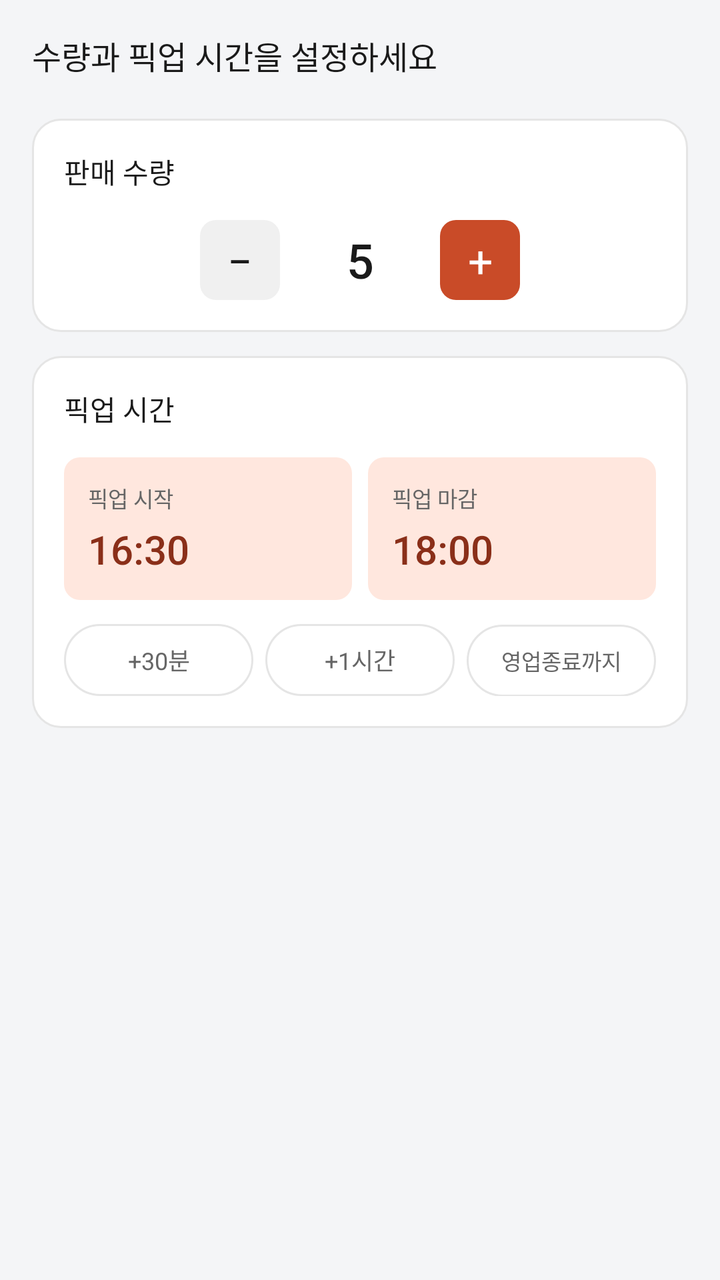
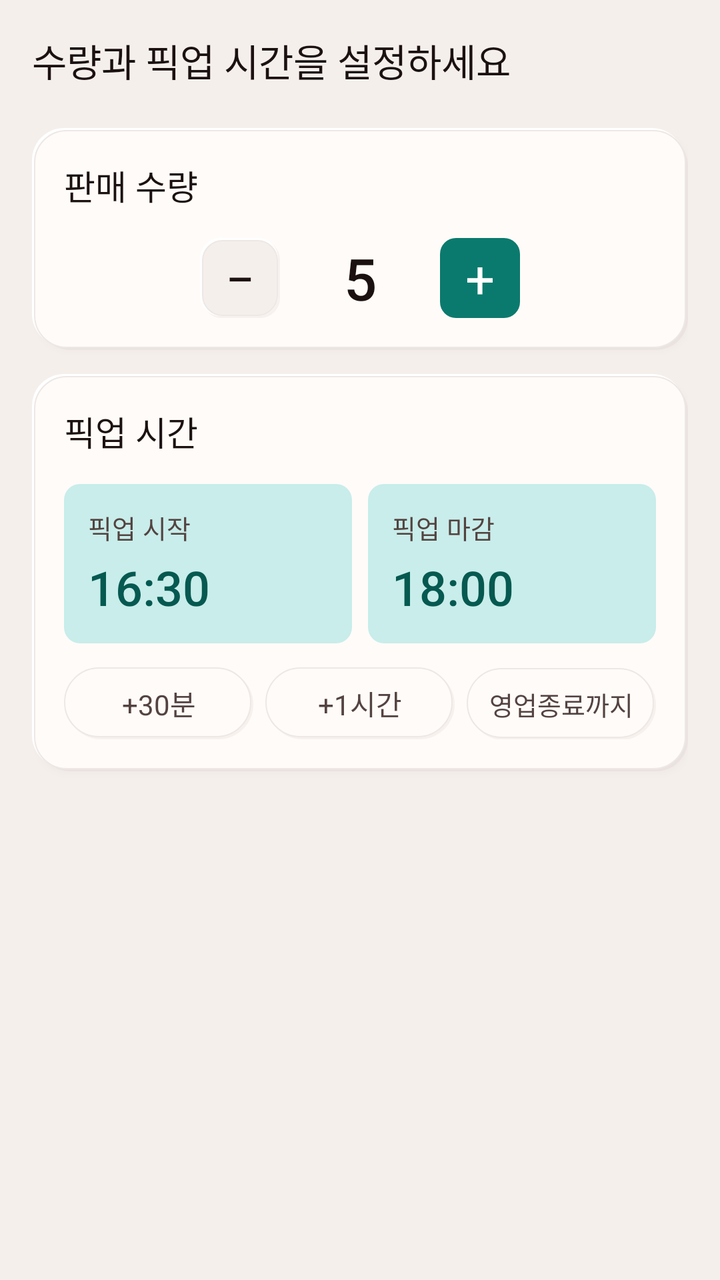

Before-and-after screenshots of an Android layout around one commit, followed by the original layout XML and the change that was made.
<!-- AndroidManifest.xml: application theme Theme.Deuktemsiru_seller -->
<!-- res/layout/step3_quantity_time.xml -->
<?xml version="1.0" encoding="utf-8"?>

<androidx.core.widget.NestedScrollView
    xmlns:android="http://schemas.android.com/apk/res/android"
    android:layout_width="match_parent"
    android:layout_height="match_parent"
    android:background="@color/surface">

    <LinearLayout
        android:layout_width="match_parent"
        android:layout_height="wrap_content"
        android:orientation="vertical"
        android:padding="16dp">

        <TextView
            android:layout_width="wrap_content"
            android:layout_height="wrap_content"
            android:text="수량과 픽업 시간을 설정하세요"
            android:textSize="16sp"
            android:textColor="@color/text"
            android:fontFamily="sans-serif-medium"
            android:layout_marginBottom="20dp" />

        
        <LinearLayout
            android:layout_width="match_parent"
            android:layout_height="wrap_content"
            android:orientation="vertical"
            android:background="@drawable/bg_card_white"
            android:padding="16dp"
            android:layout_marginBottom="12dp">

            <TextView
                android:layout_width="wrap_content"
                android:layout_height="wrap_content"
                android:text="판매 수량"
                android:textSize="14sp"
                android:textColor="@color/text"
                android:fontFamily="sans-serif-medium"
                android:layout_marginBottom="14dp" />

            <LinearLayout
                android:layout_width="match_parent"
                android:layout_height="wrap_content"
                android:orientation="horizontal"
                android:gravity="center">

                <TextView
                    android:id="@+id/btn_qty_minus"
                    android:layout_width="40dp"
                    android:layout_height="40dp"
                    android:gravity="center"
                    android:text="−"
                    android:textSize="22sp"
                    android:textColor="@color/text"
                    android:background="@drawable/bg_rounded_muted"
                    android:clickable="true"
                    android:focusable="true" />

                <TextView
                    android:id="@+id/tv_quantity"
                    android:layout_width="80dp"
                    android:layout_height="wrap_content"
                    android:gravity="center"
                    android:text="5"
                    android:textSize="24sp"
                    android:textColor="@color/text"
                    android:fontFamily="sans-serif-medium" />

                <TextView
                    android:id="@+id/btn_qty_plus"
                    android:layout_width="40dp"
                    android:layout_height="40dp"
                    android:gravity="center"
                    android:text="+"
                    android:textSize="22sp"
                    android:textColor="@color/white"
                    android:background="@drawable/bg_rounded_primary"
                    android:clickable="true"
                    android:focusable="true" />

            </LinearLayout>

        </LinearLayout>

        
        <LinearLayout
            android:layout_width="match_parent"
            android:layout_height="wrap_content"
            android:orientation="vertical"
            android:background="@drawable/bg_card_white"
            android:padding="16dp"
            android:layout_marginBottom="12dp">

            <TextView
                android:layout_width="wrap_content"
                android:layout_height="wrap_content"
                android:text="픽업 시간"
                android:textSize="14sp"
                android:textColor="@color/text"
                android:fontFamily="sans-serif-medium"
                android:layout_marginBottom="14dp" />

            
            <LinearLayout
                android:layout_width="match_parent"
                android:layout_height="wrap_content"
                android:orientation="horizontal"
                android:layout_marginBottom="12dp">

                <LinearLayout
                    android:id="@+id/container_pickup_start"
                    android:layout_width="0dp"
                    android:layout_height="wrap_content"
                    android:layout_weight="1"
                    android:orientation="vertical"
                    android:background="@drawable/bg_rounded_primary_light"
                    android:padding="12dp"
                    android:layout_marginEnd="8dp">

                    <TextView
                        android:id="@+id/tv_pickup_start"
                        android:layout_width="wrap_content"
                        android:layout_height="wrap_content"
                        android:text="픽업 시작"
                        android:textSize="11sp"
                        android:textColor="@color/text_sub" />

                    <TextView
                        android:layout_width="wrap_content"
                        android:layout_height="wrap_content"
                        android:text="16:30"
                        android:textSize="20sp"
                        android:textColor="@color/primary_dark"
                        android:fontFamily="sans-serif-medium"
                        android:layout_marginTop="4dp" />

                </LinearLayout>

                <LinearLayout
                    android:id="@+id/container_pickup_end"
                    android:layout_width="0dp"
                    android:layout_height="wrap_content"
                    android:layout_weight="1"
                    android:orientation="vertical"
                    android:background="@drawable/bg_rounded_primary_light"
                    android:padding="12dp">

                    <TextView
                        android:id="@+id/tv_pickup_end"
                        android:layout_width="wrap_content"
                        android:layout_height="wrap_content"
                        android:text="픽업 마감"
                        android:textSize="11sp"
                        android:textColor="@color/text_sub" />

                    <TextView
                        android:layout_width="wrap_content"
                        android:layout_height="wrap_content"
                        android:text="18:00"
                        android:textSize="20sp"
                        android:textColor="@color/primary_dark"
                        android:fontFamily="sans-serif-medium"
                        android:layout_marginTop="4dp" />

                </LinearLayout>

            </LinearLayout>

            
            <LinearLayout
                android:layout_width="match_parent"
                android:layout_height="wrap_content"
                android:orientation="horizontal">

                <TextView
                    android:id="@+id/chip_30min"
                    android:layout_width="0dp"
                    android:layout_height="36dp"
                    android:layout_weight="1"
                    android:gravity="center"
                    android:text="+30분"
                    android:textSize="12sp"
                    android:textColor="@color/text_sub"
                    android:background="@drawable/bg_chip_unselected"
                    android:layout_marginEnd="6dp"
                    android:clickable="true"
                    android:focusable="true" />

                <TextView
                    android:id="@+id/chip_1hour"
                    android:layout_width="0dp"
                    android:layout_height="36dp"
                    android:layout_weight="1"
                    android:gravity="center"
                    android:text="+1시간"
                    android:textSize="12sp"
                    android:textColor="@color/text_sub"
                    android:background="@drawable/bg_chip_unselected"
                    android:layout_marginEnd="6dp"
                    android:clickable="true"
                    android:focusable="true" />

                <TextView
                    android:id="@+id/chip_until_close"
                    android:layout_width="0dp"
                    android:layout_height="36dp"
                    android:layout_weight="1"
                    android:gravity="center"
                    android:text="영업종료까지"
                    android:textSize="11sp"
                    android:textColor="@color/text_sub"
                    android:background="@drawable/bg_chip_unselected"
                    android:clickable="true"
                    android:focusable="true" />

            </LinearLayout>

        </LinearLayout>

    </LinearLayout>

</androidx.core.widget.NestedScrollView>
<!-- resources referenced by this layout -->
<resources>
  <color name="primary_dark">#FF8A2F19</color>
  <color name="surface">#FFF4F5F7</color>
  <color name="text">#FF1A1A1A</color>
  <color name="text_sub">#FF666666</color>
  <color name="white">#FFFFFFFF</color>
  <!-- drawable bg_card_white (drawable) -->
  <?xml version="1.0" encoding="utf-8"?>
  
  <shape xmlns:android="http://schemas.android.com/apk/res/android"
      android:shape="rectangle">
      <solid android:color="#FFFFFF" />
      <stroke android:width="1dp" android:color="#E5E5E5" />
      <corners android:radius="14dp" />
  </shape>
  <!-- drawable bg_chip_unselected (drawable) -->
  <?xml version="1.0" encoding="utf-8"?>
  
  <shape xmlns:android="http://schemas.android.com/apk/res/android"
      android:shape="rectangle">
      <solid android:color="#FFFFFF" />
      <stroke android:width="1dp" android:color="#E5E5E5" />
      <corners android:radius="20dp" />
  </shape>
  <!-- drawable bg_rounded_muted (drawable) -->
  <?xml version="1.0" encoding="utf-8"?>
  
  <shape xmlns:android="http://schemas.android.com/apk/res/android"
      android:shape="rectangle">
      <solid android:color="#F0F0F0" />
      <corners android:radius="8dp" />
  </shape>
  <style name="Theme.Deuktemsiru_seller" parent="Base.Theme.Deuktemsiru_seller" />
  <color name="primary">#FFC94B28</color>
  <color name="primary_light">#FFFFE7DE</color>
  <style name="Base.Theme.Deuktemsiru_seller" parent="Theme.Material3.Light.NoActionBar">
          <item name="colorPrimary">@color/primary</item>
          <item name="colorPrimaryVariant">@color/primary_dark</item>
          <item name="colorOnPrimary">@color/white</item>
          <item name="colorSurface">@color/surface</item>
          <item name="android:colorBackground">@color/surface</item>
          <item name="android:fontFamily">sans-serif</item>
          <item name="bottomNavigationStyle">@style/Widget.App.BottomNav</item>
      </style>
  <!-- unchanged entries left out for length: 4 -->
</resources>

<!-- the commit's change to res/layout/step3_quantity_time.xml (unified diff, before → after) -->
@@ -16,7 +16,7 @@
             android:layout_width="wrap_content"
             android:layout_height="wrap_content"
             android:text="수량과 픽업 시간을 설정하세요"
-            android:textSize="16sp"
+            android:textSize="19sp"
             android:textColor="@color/text"
             android:fontFamily="sans-serif-medium"
             android:layout_marginBottom="20dp" />
@@ -27,6 +27,7 @@
             android:layout_height="wrap_content"
             android:orientation="vertical"
             android:background="@drawable/bg_card_white"
+    android:elevation="2dp"
             android:padding="16dp"
             android:layout_marginBottom="12dp">
 
@@ -34,7 +35,7 @@
                 android:layout_width="wrap_content"
                 android:layout_height="wrap_content"
                 android:text="판매 수량"
-                android:textSize="14sp"
+                android:textSize="17sp"
                 android:textColor="@color/text"
                 android:fontFamily="sans-serif-medium"
                 android:layout_marginBottom="14dp" />
@@ -51,7 +52,7 @@
                     android:layout_height="40dp"
                     android:gravity="center"
                     android:text="−"
-                    android:textSize="22sp"
+                    android:textSize="26sp"
                     android:textColor="@color/text"
                     android:background="@drawable/bg_rounded_muted"
                     android:clickable="true"
@@ -63,7 +64,7 @@
                     android:layout_height="wrap_content"
                     android:gravity="center"
                     android:text="5"
-                    android:textSize="24sp"
+                    android:textSize="29sp"
                     android:textColor="@color/text"
                     android:fontFamily="sans-serif-medium" />
 
@@ -73,7 +74,7 @@
                     android:layout_height="40dp"
                     android:gravity="center"
                     android:text="+"
-                    android:textSize="22sp"
+                    android:textSize="26sp"
                     android:textColor="@color/white"
                     android:background="@drawable/bg_rounded_primary"
                     android:clickable="true"
@@ -89,6 +90,7 @@
             android:layout_height="wrap_content"
             android:orientation="vertical"
             android:background="@drawable/bg_card_white"
+    android:elevation="2dp"
             android:padding="16dp"
             android:layout_marginBottom="12dp">
 
@@ -96,7 +98,7 @@
                 android:layout_width="wrap_content"
                 android:layout_height="wrap_content"
                 android:text="픽업 시간"
-                android:textSize="14sp"
+                android:textSize="17sp"
                 android:textColor="@color/text"
                 android:fontFamily="sans-serif-medium"
                 android:layout_marginBottom="14dp" />
@@ -123,14 +125,14 @@
                         android:layout_width="wrap_content"
                         android:layout_height="wrap_content"
                         android:text="픽업 시작"
-                        android:textSize="11sp"
+                        android:textSize="13sp"
                         android:textColor="@color/text_sub" />
 
                     <TextView
                         android:layout_width="wrap_content"
                         android:layout_height="wrap_content"
                         android:text="16:30"
-                        android:textSize="20sp"
+                        android:textSize="24sp"
                         android:textColor="@color/primary_dark"
                         android:fontFamily="sans-serif-medium"
                         android:layout_marginTop="4dp" />
@@ -151,14 +153,14 @@
                         android:layout_width="wrap_content"
                         android:layout_height="wrap_content"
                         android:text="픽업 마감"
-                        android:textSize="11sp"
+                        android:textSize="13sp"
                         android:textColor="@color/text_sub" />
 
                     <TextView
                         android:layout_width="wrap_content"
                         android:layout_height="wrap_content"
                         android:text="18:00"
-                        android:textSize="20sp"
+                        android:textSize="24sp"
                         android:textColor="@color/primary_dark"
                         android:fontFamily="sans-serif-medium"
                         android:layout_marginTop="4dp" />
@@ -180,7 +182,7 @@
                     android:layout_weight="1"
                     android:gravity="center"
                     android:text="+30분"
-                    android:textSize="12sp"
+                    android:textSize="14sp"
                     android:textColor="@color/text_sub"
                     android:background="@drawable/bg_chip_unselected"
                     android:layout_marginEnd="6dp"
@@ -194,7 +196,7 @@
                     android:layout_weight="1"
                     android:gravity="center"
                     android:text="+1시간"
-                    android:textSize="12sp"
+                    android:textSize="14sp"
                     android:textColor="@color/text_sub"
                     android:background="@drawable/bg_chip_unselected"
                     android:layout_marginEnd="6dp"
@@ -208,7 +210,7 @@
                     android:layout_weight="1"
                     android:gravity="center"
                     android:text="영업종료까지"
-                    android:textSize="11sp"
+                    android:textSize="13sp"
                     android:textColor="@color/text_sub"
                     android:background="@drawable/bg_chip_unselected"
                     android:clickable="true"
<!-- resource entries referenced after the edit -->
@@ -1,39 +1,80 @@
 <!-- resources referenced by this layout -->
 <resources>
-  <color name="primary_dark">#FF8A2F19</color>
-  <color name="surface">#FFF4F5F7</color>
-  <color name="text">#FF1A1A1A</color>
-  <color name="text_sub">#FF666666</color>
+  <color name="primary_dark">#065950</color>
+  <color name="surface">#FFF5EFEC</color>
+  <color name="text">#FF1A1110</color>
+  <color name="text_sub">#FF534341</color>
   <color name="white">#FFFFFFFF</color>
   <!-- drawable bg_card_white (drawable) -->
   <?xml version="1.0" encoding="utf-8"?>
-  
-  <shape xmlns:android="http://schemas.android.com/apk/res/android"
-      android:shape="rectangle">
-      <solid android:color="#FFFFFF" />
-      <stroke android:width="1dp" android:color="#E5E5E5" />
-      <corners android:radius="14dp" />
-  </shape>
+  <layer-list xmlns:android="http://schemas.android.com/apk/res/android">
+      <item android:left="3dp" android:top="3dp">
+          <shape android:shape="rectangle">
+              <solid android:color="@color/neu_shadow" />
+              <corners android:radius="16dp" />
+          </shape>
+      </item>
+      <item android:right="2dp" android:bottom="2dp">
+          <shape android:shape="rectangle">
+              <solid android:color="@color/neu_highlight" />
+              <corners android:radius="16dp" />
+          </shape>
+      </item>
+      <item android:left="1dp" android:top="1dp" android:right="1dp" android:bottom="1dp">
+          <shape android:shape="rectangle">
+              <solid android:color="@color/surface_alt" />
+              <stroke android:width="0.5dp" android:color="@color/border_light" />
+              <corners android:radius="16dp" />
+          </shape>
+      </item>
+  </layer-list>
   <!-- drawable bg_chip_unselected (drawable) -->
   <?xml version="1.0" encoding="utf-8"?>
-  
-  <shape xmlns:android="http://schemas.android.com/apk/res/android"
-      android:shape="rectangle">
-      <solid android:color="#FFFFFF" />
-      <stroke android:width="1dp" android:color="#E5E5E5" />
-      <corners android:radius="20dp" />
-  </shape>
+  <layer-list xmlns:android="http://schemas.android.com/apk/res/android">
+      <item android:left="1dp" android:top="1dp">
+          <shape android:shape="rectangle">
+              <solid android:color="@color/neu_shadow" />
+              <corners android:radius="20dp" />
+          </shape>
+      </item>
+      <item android:right="1dp" android:bottom="1dp">
+          <shape android:shape="rectangle">
+              <solid android:color="@color/surface_alt" />
+              <stroke android:width="0.5dp" android:color="@color/border_light" />
+              <corners android:radius="20dp" />
+          </shape>
+      </item>
+  </layer-list>
   <!-- drawable bg_rounded_muted (drawable) -->
   <?xml version="1.0" encoding="utf-8"?>
-  
-  <shape xmlns:android="http://schemas.android.com/apk/res/android"
-      android:shape="rectangle">
-      <solid android:color="#F0F0F0" />
-      <corners android:radius="8dp" />
-  </shape>
+  <layer-list xmlns:android="http://schemas.android.com/apk/res/android">
+      <item android:left="1dp" android:top="1dp">
+          <shape android:shape="rectangle">
+              <solid android:color="@color/neu_shadow" />
+              <corners android:radius="10dp" />
+          </shape>
+      </item>
+      <item android:right="1dp" android:bottom="1dp">
+          <shape android:shape="rectangle">
+              <solid android:color="@color/neu_highlight" />
+              <corners android:radius="10dp" />
+          </shape>
+      </item>
+      <item android:left="1dp" android:top="1dp" android:right="1dp" android:bottom="1dp">
+          <shape android:shape="rectangle">
+              <solid android:color="@color/surface" />
+              <stroke android:width="0.5dp" android:color="@color/border_light" />
+              <corners android:radius="10dp" />
+          </shape>
+      </item>
+  </layer-list>
   <style name="Theme.Deuktemsiru_seller" parent="Base.Theme.Deuktemsiru_seller" />
-  <color name="primary">#FFC94B28</color>
-  <color name="primary_light">#FFFFE7DE</color>
+  <color name="neu_shadow">#24C7B3AD</color>
+  <color name="neu_highlight">#FFFFFFFF</color>
+  <color name="surface_alt">#FFFFFBF8</color>
+  <color name="border_light">#FFEDE8E5</color>
+  <color name="primary">#0B7A6E</color>
+  <color name="primary_light">#C8EDEA</color>
   <style name="Base.Theme.Deuktemsiru_seller" parent="Theme.Material3.Light.NoActionBar">
           <item name="colorPrimary">@color/primary</item>
           <item name="colorPrimaryVariant">@color/primary_dark</item>
@@ -41,6 +82,9 @@
           <item name="colorSurface">@color/surface</item>
           <item name="android:colorBackground">@color/surface</item>
           <item name="android:fontFamily">sans-serif</item>
+          <item name="android:navigationBarColor">@color/surface_alt</item>
+          <item name="android:statusBarColor" tools:targetApi="l">@color/surface_alt</item>
+          <item name="android:windowLightStatusBar" tools:targetApi="m">true</item>
           <item name="bottomNavigationStyle">@style/Widget.App.BottomNav</item>
       </style>
   <!-- unchanged entries left out for length: 4 -->
